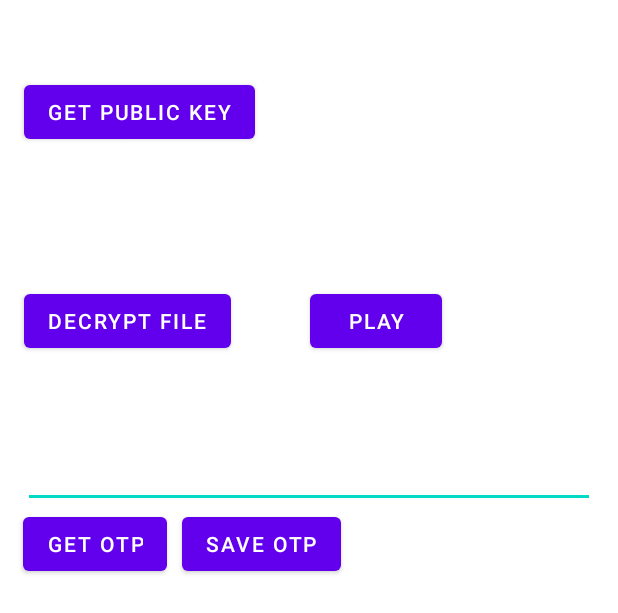
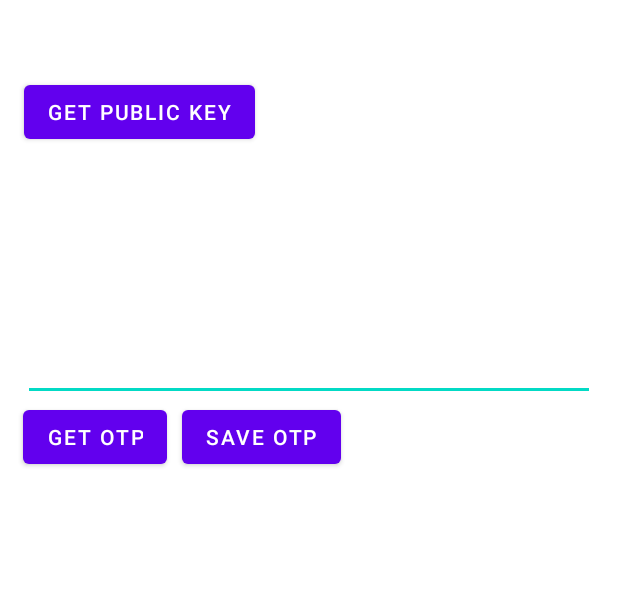
Before and after one commit to VaultLaboratories/android-sdk, an Android app: the layout main_fragment.xml on its own in the app's theme, with its tools: preview values and no code run, on a phone screen of 412 x 824 dp. Shown: the top 613 px of the screen. Run offline under Robolectric (Android 15) with nearby library versions, the phone set to English and light mode, and no system bars.

Commit message:
remove decrypt data example, tidy up code

```diff
--- a/app/src/main/res/layout/main_fragment.xml
+++ b/app/src/main/res/layout/main_fragment.xml
@@ -28,47 +28,15 @@
         app:layout_constraintEnd_toEndOf="parent"
         app:layout_constraintStart_toStartOf="parent" />
 
-    <Button
-        android:id="@+id/decryptFile"
-        android:layout_width="wrap_content"
-        android:layout_height="wrap_content"
-        android:text="@string/decrypt_file"
-        app:layout_constraintBottom_toBottomOf="parent"
-        app:layout_constraintEnd_toEndOf="parent"
-        app:layout_constraintHorizontal_bias="0.058"
-        app:layout_constraintStart_toStartOf="parent"
-        app:layout_constraintTop_toTopOf="parent"
-        app:layout_constraintVertical_bias="0.245" />
-
-    <TextView
-        android:id="@+id/trackInfo"
-        android:layout_width="wrap_content"
-        android:layout_height="wrap_content"
-        android:layout_margin="16dp"
-        app:layout_constraintTop_toBottomOf="@id/decryptFile"
-        app:layout_constraintEnd_toEndOf="parent"
-        app:layout_constraintStart_toStartOf="parent" />
-
-    <Button
-        android:id="@+id/playPause"
-        android:layout_width="wrap_content"
-        android:layout_height="wrap_content"
-        android:text="@string/play"
-        app:layout_constraintBottom_toBottomOf="parent"
-        app:layout_constraintEnd_toEndOf="parent"
-        app:layout_constraintHorizontal_bias="0.637"
-        app:layout_constraintStart_toStartOf="parent"
-        app:layout_constraintTop_toTopOf="parent"
-        app:layout_constraintVertical_bias="0.245" />
-
     <EditText
         android:id="@+id/otpInput"
         android:layout_width="match_parent"
         android:layout_height="wrap_content"
+        android:layout_marginHorizontal="15dp"
+        android:layout_marginTop="88dp"
         android:inputType="textEmailAddress"
-        android:layout_marginHorizontal="15dp"
-        android:layout_marginTop="20dp"
-        app:layout_constraintTop_toBottomOf="@id/trackInfo"/>
+        app:layout_constraintTop_toBottomOf="@id/getPublicKeyText"
+        tools:layout_editor_absoluteX="32dp" />
 
     <Button
         android:id="@+id/getOtpButton"
```
Also changed, not shown: SDK/src/main/java/fan/vault/sdk/Vault.kt (+6 -3 lines), SDK/src/main/java/fan/vault/sdk/workers/ClaimNFTWorker.kt (+3 -6 lines), SDK/src/main/java/fan/vault/sdk/workers/NftContentWorker.kt (deleted, +0 -55 lines), SDK/src/main/java/fan/vault/sdk/workers/SolanaWorker.kt (+0 -9 lines), app/src/main/java/fan/vault/vault/ui/main/MainFragment.kt (+8 -42 lines), 2 other files.
